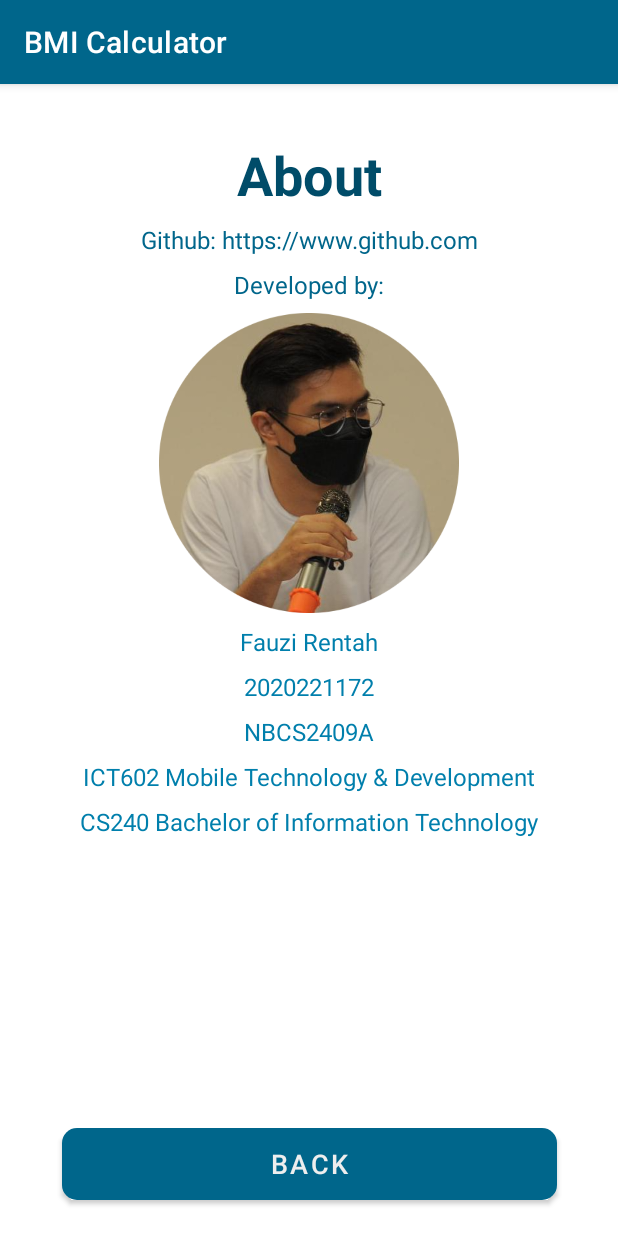
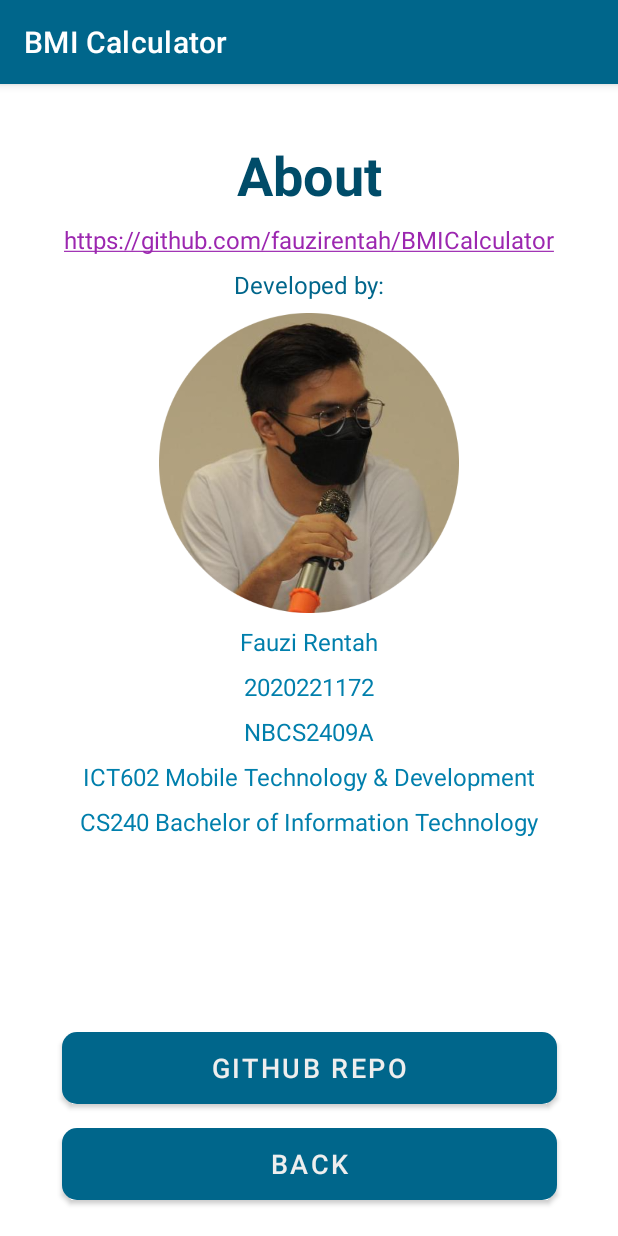
Before and after one commit to fauzirentah/BMICalculator, an Android app: the AboutActivity screen opened directly, with no data from a screen before it, on a phone screen of 412 x 824 dp. Run offline under Robolectric (Android 15) with nearby library versions, the phone set to English and light mode, and no system bars; Roboto replaces fonts that are not available here.

Commit message:
goto github & intent

```diff
--- a/app/src/main/java/com/ict602/bmicalculator/AboutActivity.java
+++ b/app/src/main/java/com/ict602/bmicalculator/AboutActivity.java
@@ -1,19 +1,29 @@
 package com.ict602.bmicalculator;
 
+import android.content.Intent;
+import android.net.Uri;
 import android.os.Bundle;
 import android.view.View;
 import android.widget.Button;
+import android.widget.TextView;
 
 import androidx.appcompat.app.AppCompatActivity;
+import androidx.core.text.HtmlCompat;
 
 public class AboutActivity extends AppCompatActivity {
     Button backBtn;
+    Button repoBtn;
+    String htmlText = "<a href='https://github.com/fauzirentah/BMICalculator'>https://github.com/fauzirentah/BMICalculator</a>";
 
     @Override
     protected void onCreate(Bundle savedInstanceState) {
         super.onCreate(savedInstanceState);
         setContentView(R.layout.activity_about);
         backBtn = findViewById(R.id.back_btn);
+        repoBtn = findViewById(R.id.repo_btn);
+
+        TextView htmlToTextView = findViewById(R.id.about_copyright);
+        htmlToTextView.setText(HtmlCompat.fromHtml(htmlText, 0));
 
         backBtn.setOnClickListener(new View.OnClickListener() {
             @Override
@@ -22,5 +32,18 @@ public class AboutActivity extends AppCompatActivity {
             }
         });
 
+        repoBtn.setOnClickListener(new View.OnClickListener() {
+            @Override
+            public void onClick(View v) {
+                gotoRepo();
+            }
+        });
+
     }
+
+    public void gotoRepo() {
+        Intent browserIntent = new Intent(Intent.ACTION_VIEW, Uri.parse("https://github.com/fauzirentah/BMICalculator"));
+        startActivity(browserIntent);
+    }
+
 }
--- a/app/src/main/res/layout/activity_about.xml
+++ b/app/src/main/res/layout/activity_about.xml
@@ -105,19 +105,7 @@
         app:layout_constraintEnd_toEndOf="parent"
         app:layout_constraintStart_toStartOf="parent"
         app:layout_constraintTop_toBottomOf="@+id/about_group" />
-    <!--
-    <TextView
-        android:id="@+id/about_course"
-        android:layout_width="wrap_content"
-        android:layout_height="wrap_content"
-        android:layout_marginTop="8dp"
-        android:text="@string/author_course"
-        android:textColor="@color/text_color"
-        android:textSize="16sp"
-        app:layout_constraintEnd_toEndOf="parent"
-        app:layout_constraintStart_toStartOf="parent"
-        app:layout_constraintTop_toBottomOf="@+id/about_code" />
--->
+
     <TextView
         android:id="@+id/about_program"
         android:layout_width="wrap_content"
@@ -129,6 +117,19 @@
         app:layout_constraintEnd_toEndOf="parent"
         app:layout_constraintStart_toStartOf="parent"
         app:layout_constraintTop_toBottomOf="@+id/about_code" />
+
+    <Button
+        android:id="@+id/repo_btn"
+        android:layout_width="330dp"
+        android:layout_height="wrap_content"
+        android:layout_marginBottom="88dp"
+        android:background="@drawable/button_design"
+        android:text="@string/button5_text"
+        android:textColor="@color/text_color"
+        android:textSize="18sp"
+        app:layout_constraintBottom_toBottomOf="parent"
+        app:layout_constraintEnd_toEndOf="parent"
+        app:layout_constraintStart_toStartOf="parent" />
 
     <Button
         android:id="@+id/back_btn"
--- a/app/src/main/res/values/strings.xml
+++ b/app/src/main/res/values/strings.xml
@@ -9,6 +9,7 @@
     <string name="button_text">Calculate</string>
     <string name="button2_text">Calculate Again</string>
     <string name="button3_text">Back</string>
+    <string name="button5_text">Github Repo</string>
     <string name="button4_text">About App</string>
     <string name="m">m</string>
     <string name="cm">cm</string>
@@ -16,7 +17,7 @@
     <string name="YourBmiText">Your BMI</string>
     <string name="bmiValue">20.5</string>
     <string name="aboutTitle">About</string>
-    <string name="copyright">Github: https://www.github.com</string>
+    <string name="copyright">https://github.com/fauzirentah/BMICalculator</string>
     <string name="author_developer">Developed by:</string>
     <string name="author_name">Fauzi Rentah</string>
     <string name="author_cid">2020221172</string>
```
